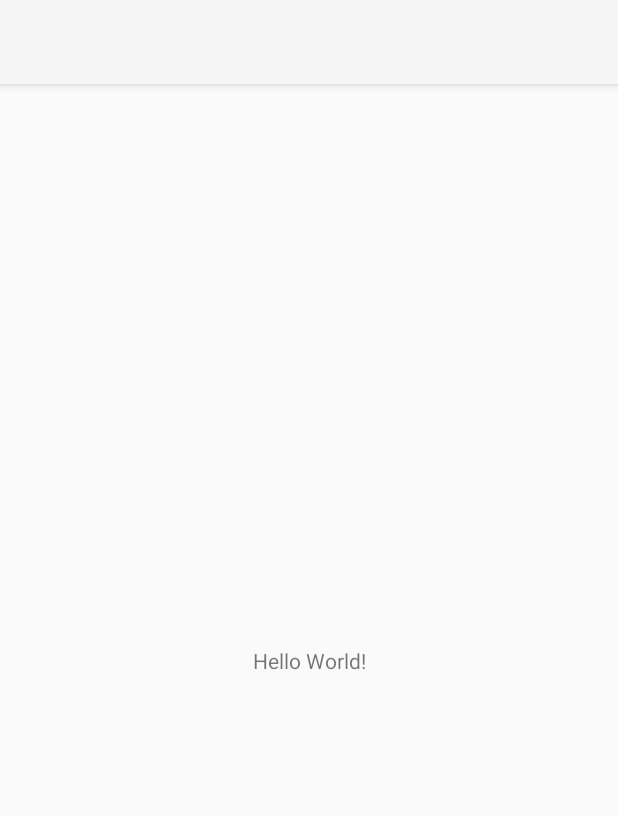
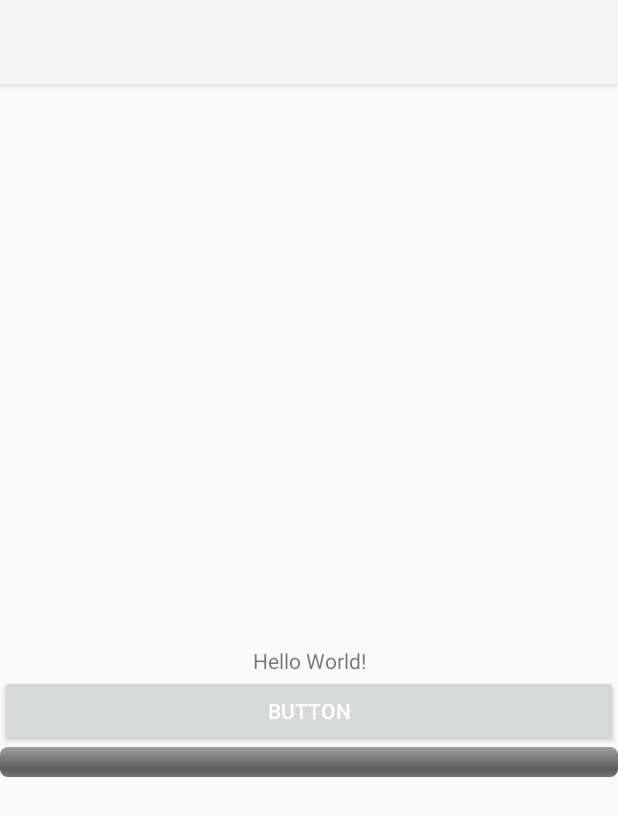
Before and after one commit to LimKyunghyuk/Android, an Android app: the screen it shows after launch (MainActivity), on a phone screen of 412 x 824 dp. Shown: the top 816 px of the screen. Run offline under Robolectric (Android 15) with nearby library versions, the phone set to English and light mode, and no system bars.

Commit message:
Android 11 이상 다운로드 & 프로그래스바

```diff
--- a/AppUpdate/app/src/main/java/org/devlion/appupdate/MainActivity.java
+++ b/AppUpdate/app/src/main/java/org/devlion/appupdate/MainActivity.java
@@ -3,12 +3,62 @@ package org.devlion.appupdate;
 import androidx.appcompat.app.AppCompatActivity;
 
 import android.os.Bundle;
+import android.os.Environment;
+import android.util.Log;
+import android.view.View;
+import android.widget.Button;
+import android.widget.ProgressBar;
+import android.widget.Toast;
+
+import java.io.File;
 
 public class MainActivity extends AppCompatActivity {
+
+    private ProgressBar progressBar = null ;
 
     @Override
     protected void onCreate(Bundle savedInstanceState) {
         super.onCreate(savedInstanceState);
         setContentView(R.layout.activity_main);
+
+        progressBar = findViewById(R.id.progress_bar);
+
+
+        File PATH_INNER_STORAGE = getExternalFilesDir(Environment.DIRECTORY_PICTURES);
+
+        Log.d("APP_UPDATE", "Start!" + PATH_INNER_STORAGE);
+
+
+        Button btn_dnload = (Button) findViewById(R.id.btn_download);
+        btn_dnload.setOnClickListener(new View.OnClickListener() {
+            @Override
+            public void onClick(View view) {
+
+                new AppUpdateManager(PATH_INNER_STORAGE, new OnEvent() {
+                    @Override
+                    public void onPreExecute() {
+                        Toast.makeText(MainActivity.this, "onPreExecute", Toast.LENGTH_SHORT).show();
+                        progressBar.setMax(100) ;
+                        progressBar.setProgress(0) ;
+                    }
+
+                    @Override
+                    public void onProgressUpdate(int count) {
+                        progressBar.setProgress(count) ;
+                    }
+
+                    @Override
+                    public void onPostExecute() {
+                        Toast.makeText(MainActivity.this, "onPostExecute", Toast.LENGTH_SHORT).show();
+                    }
+                }).execute("");
+
+            }
+        });
+
+
+
+
+
     }
 }
--- /dev/null
+++ b/AppUpdate/app/src/main/java/org/devlion/appupdate/OnEvent.java
@@ -0,0 +1,7 @@
+package org.devlion.appupdate;
+
+public interface OnEvent {
+    void onPreExecute();
+    void onProgressUpdate(int count);
+    void onPostExecute();
+}
--- a/AppUpdate/app/src/main/res/layout/activity_main.xml
+++ b/AppUpdate/app/src/main/res/layout/activity_main.xml
@@ -7,6 +7,7 @@
     tools:context=".MainActivity">
 
     <TextView
+        android:id="@+id/textView"
         android:layout_width="wrap_content"
         android:layout_height="wrap_content"
         android:text="Hello World!"
@@ -15,4 +16,29 @@
         app:layout_constraintRight_toRightOf="parent"
         app:layout_constraintTop_toTopOf="parent" />
 
+
+
+    <Button
+        android:layout_width="fill_parent"
+        android:layout_height="wrap_content"
+        android:id="@+id/btn_download"
+        android:text="Button"
+        android:textColor="#ffffff"
+        android:src="@mipmap/ic_launcher"
+        app:layout_constraintEnd_toEndOf="parent"
+        app:layout_constraintStart_toStartOf="parent"
+        app:layout_constraintTop_toBottomOf="@+id/textView"
+        />
+
+    <ProgressBar
+        android:id="@+id/progress_bar"
+        style="@android:style/Widget.ProgressBar.Horizontal"
+        android:layout_width="fill_parent"
+        android:layout_height="wrap_content"
+        android:progress="0"
+        app:layout_constraintEnd_toEndOf="parent"
+        app:layout_constraintStart_toStartOf="parent"
+        app:layout_constraintTop_toBottomOf="@+id/btn_download"
+        />
+
 </androidx.constraintlayout.widget.ConstraintLayout>
--- /dev/null
+++ b/AppUpdate/app/src/main/res/xml/network_security_config.xml
@@ -0,0 +1,6 @@
+<?xml version="1.0" encoding="utf-8"?>
+<network-security-config>
+    <domain-config cleartextTrafficPermitted="true">
+        <domain includeSubdomains="true">yorsild.dothome.co.kr</domain>
+    </domain-config>
+</network-security-config>
```
Also changed, not shown: AppUpdate/app/src/main/AndroidManifest.xml (+10 -1 lines), AppUpdate/app/src/main/java/org/devlion/appupdate/AppUpdateManager.java (added, +133 -0 lines).
